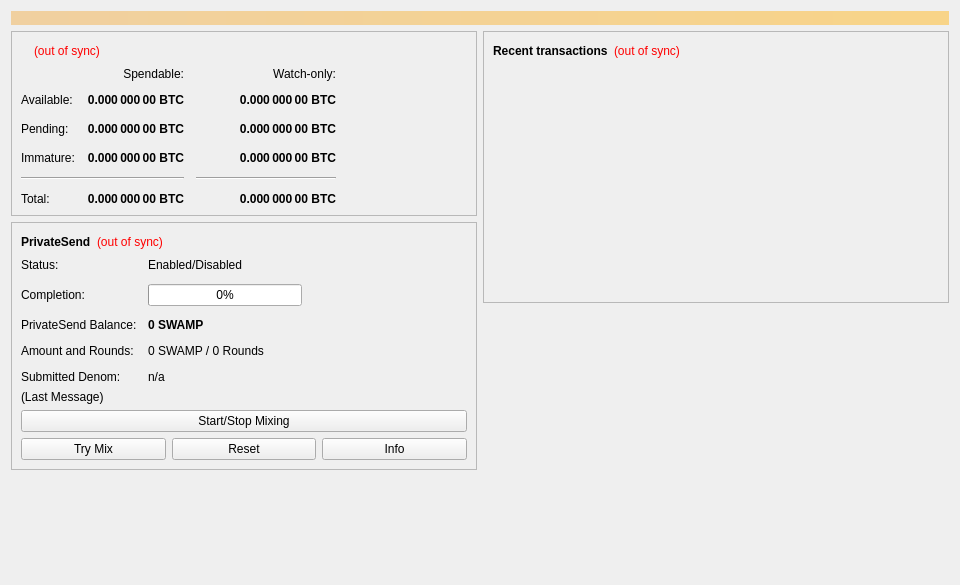
This is src/qt/forms/overviewpage.ui in devilking6105/swamp as Qt 5 draws it before an edit. The edited form follows.
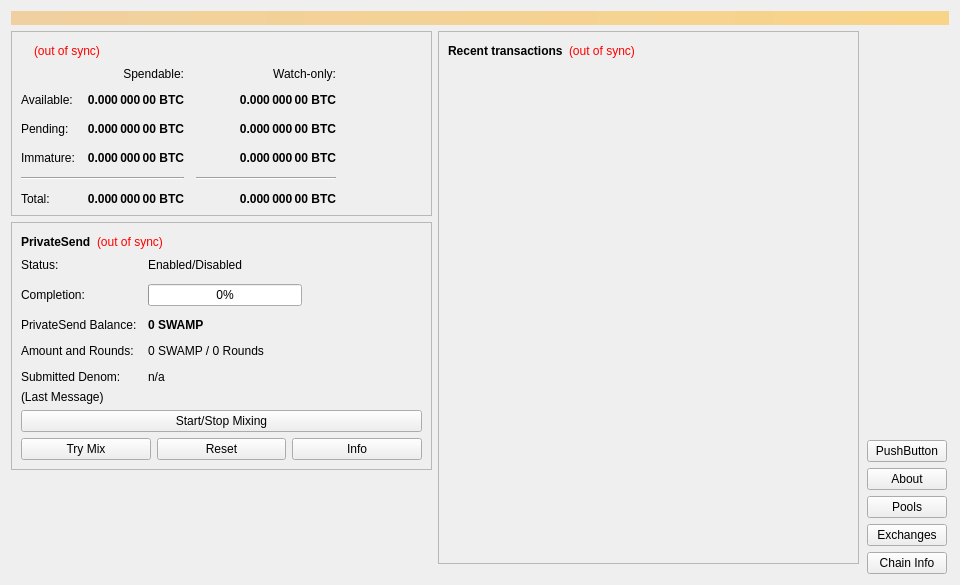
This is the edited form. Icons and pictures are not drawn.

Diff of the .ui file:
```diff
--- a/src/qt/forms/overviewpage.ui
+++ b/src/qt/forms/overviewpage.ui
@@ -40,7 +40,7 @@
     </widget>
    </item>
    <item>
-    <layout class="QHBoxLayout" name="horizontalLayout" stretch="1,1">
+    <layout class="QHBoxLayout" name="horizontalLayout" stretch="1,1,0">
      <item>
       <layout class="QVBoxLayout" name="verticalLayout_2">
        <item>
@@ -730,11 +730,47 @@
             </property>
            </widget>
           </item>
+          <item>
+           <spacer name="verticalSpacer_2">
+            <property name="orientation">
+             <enum>Qt::Vertical</enum>
+            </property>
+            <property name="sizeHint" stdset="0">
+             <size>
+              <width>20</width>
+              <height>40</height>
+             </size>
+            </property>
+           </spacer>
+          </item>
          </layout>
         </widget>
        </item>
        <item>
-        <spacer name="verticalSpacer_2">
+        <layout class="QHBoxLayout" name="horizontalLayout_3">
+         <property name="topMargin">
+          <number>5</number>
+         </property>
+         <property name="bottomMargin">
+          <number>5</number>
+         </property>
+        </layout>
+       </item>
+      </layout>
+     </item>
+     <item>
+      <layout class="QVBoxLayout" name="verticalLayout_5">
+       <property name="spacing">
+        <number>6</number>
+       </property>
+       <property name="leftMargin">
+        <number>2</number>
+       </property>
+       <property name="rightMargin">
+        <number>2</number>
+       </property>
+       <item>
+        <spacer name="verticalSpacer_3">
          <property name="orientation">
           <enum>Qt::Vertical</enum>
          </property>
@@ -746,6 +782,53 @@
          </property>
         </spacer>
        </item>
+       <item>
+        <widget class="QPushButton" name="privateSendInfo2">
+         <property name="text">
+          <string>PushButton</string>
+         </property>
+        </widget>
+       </item>
+       <item>
+        <widget class="QPushButton" name="pushButton_4">
+         <property name="toolTip">
+          <string>&lt;html&gt;&lt;head/&gt;&lt;body&gt;&lt;p align=&quot;center&quot;&gt;&lt;br/&gt;&lt;/p&gt;&lt;p align=&quot;center&quot;&gt;&lt;img src=&quot;:/icons/crownium/tx_inout&quot;/&gt;&lt;/p&gt;&lt;p align=&quot;center&quot;&gt;Swamp Coin was created to help restore the balance to&lt;br/&gt;ecosystems around the world that reptiles and amphibians&lt;br/&gt;call home. As a future 501c3 non-profit charitable&lt;br/&gt;organization, Swamp Coin leverages the power of&lt;br/&gt;blockchain, cryptocurrency and masternodes to help&lt;br/&gt;generate the funding these habitats desperately need. &lt;br/&gt;&lt;br/&gt;Swamp Coin will be accepted by animal rescues to fund the&lt;br/&gt;medical care and adoption fees required to give our swamp&lt;br/&gt;based friends new homes and a chance! We are are a&lt;br/&gt;small team taking a steady pace to build the right network&lt;br/&gt;and partners to slowly but surely chip away of the&lt;br/&gt;overwhelming cost and effort associated with ecosystem&lt;br/&gt;homeostasis.&lt;/p&gt;&lt;/body&gt;&lt;/html&gt;</string>
+         </property>
+         <property name="text">
+          <string>About</string>
+         </property>
+        </widget>
+       </item>
+       <item>
+        <widget class="QPushButton" name="pushButton_3">
+         <property name="toolTip">
+          <string>&lt;html&gt;&lt;head/&gt;&lt;body&gt;&lt;p align=&quot;center&quot;&gt;&lt;br/&gt;&lt;img src=&quot;:/icons/trad/tx_mined&quot; width=&quot;48&quot; height=&quot;48&quot;/&gt;&lt;/p&gt;&lt;p align=&quot;center&quot;&gt;&lt;span style=&quot; font-weight:600;&quot;&gt;Swampthing: &lt;/span&gt;&lt;a href=&quot;https://pool.swampthing.net &quot;&gt;&lt;span style=&quot; text-decoration: underline; color:#0000ff;&quot;&gt;https://pool.swampthing.net &lt;/span&gt;&lt;/a&gt;&lt;br/&gt;&lt;span style=&quot; font-weight:600;&quot;&gt;GPUHot:&lt;/span&gt; https://pool.gpuhot.com/ &lt;br/&gt;&lt;span style=&quot; font-weight:600;&quot;&gt;Hashplex:&lt;/span&gt; http://www.hashpex.com/ &lt;br/&gt;&lt;span style=&quot; font-weight:600;&quot;&gt;RPlant:&lt;/span&gt; https://pool.rplant.xyz/ &lt;br/&gt;&lt;span style=&quot; font-weight:600;&quot;&gt;Miner World:&lt;/span&gt; https://miner-world.com &lt;br/&gt;&lt;span style=&quot; font-weight:600;&quot;&gt;Block Miner:&lt;/span&gt; http://blockminer.me &lt;/p&gt;&lt;p&gt;&lt;br/&gt;&lt;/p&gt;&lt;/body&gt;&lt;/html&gt;</string>
+         </property>
+         <property name="text">
+          <string>Pools</string>
+         </property>
+        </widget>
+       </item>
+       <item>
+        <widget class="QPushButton" name="pushButton_2">
+         <property name="toolTip">
+          <string>&lt;html&gt;&lt;head/&gt;&lt;body&gt;&lt;p align=&quot;center&quot;&gt;&lt;img src=&quot;:/icons/drkblue/tx_output&quot;/&gt;&lt;/p&gt;&lt;p align=&quot;center&quot;&gt;&lt;span style=&quot; font-weight:600;&quot;&gt;Altmarkets:&lt;/span&gt; https://altmarkets.io &lt;br/&gt;&lt;span style=&quot; font-weight:600;&quot;&gt;Ex4ange:&lt;/span&gt; https://ex4ange.org &lt;br/&gt;&lt;span style=&quot; font-weight:600;&quot;&gt;Zeon Exchange:&lt;/span&gt; https://exchange.zeonhexalgo.fun &lt;/p&gt;&lt;/body&gt;&lt;/html&gt;</string>
+         </property>
+         <property name="text">
+          <string>Exchanges</string>
+         </property>
+        </widget>
+       </item>
+       <item>
+        <widget class="QPushButton" name="pushButton">
+         <property name="toolTip">
+          <string>&lt;html&gt;&lt;head/&gt;&lt;body&gt;&lt;p align=&quot;center&quot;&gt;&lt;img src=&quot;:/icons/drkblue/about&quot;/&gt;&lt;/p&gt;&lt;p align=&quot;center&quot;&gt;&lt;span style=&quot; font-weight:600;&quot;&gt;Type:&lt;/span&gt; POW/Masternodes &lt;br/&gt;&lt;span style=&quot; font-weight:600;&quot;&gt;Algo:&lt;/span&gt; YesPower &lt;br/&gt;&lt;span style=&quot; font-weight:600;&quot;&gt;Block Time:&lt;/span&gt; 110 Seconds &lt;br/&gt;&lt;span style=&quot; font-weight:600;&quot;&gt;Block Size:&lt;/span&gt; 1mb &lt;br/&gt;&lt;span style=&quot; font-weight:600;&quot;&gt;Max Supply:&lt;/span&gt; 40 mil &lt;br/&gt;&lt;span style=&quot; font-weight:600;&quot;&gt;Transaction Maturity:&lt;/span&gt; 6 Confirmation &lt;br/&gt;&lt;span style=&quot; font-weight:600;&quot;&gt;Mined Block Maturity:&lt;/span&gt; 101 confirmations &lt;br/&gt;&lt;span style=&quot; font-weight:600;&quot;&gt;Masternode Collateral:&lt;/span&gt; 1000 SWAMP &lt;/p&gt;&lt;/body&gt;&lt;/html&gt;</string>
+         </property>
+         <property name="text">
+          <string>Chain Info</string>
+         </property>
+        </widget>
+       </item>
       </layout>
      </item>
     </layout>
```
Left out of the diff: 6 changed lines with no effect on the pictures.
